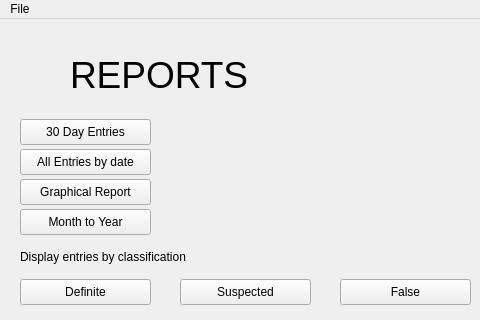
Qt form .idea/reportwindow2.ui (Jwann-Sy/TeamWIPMLDS) before a commit; both pictures show x 0 to 480 and y 0 to 320 of the 1440 by 760 pixel window.
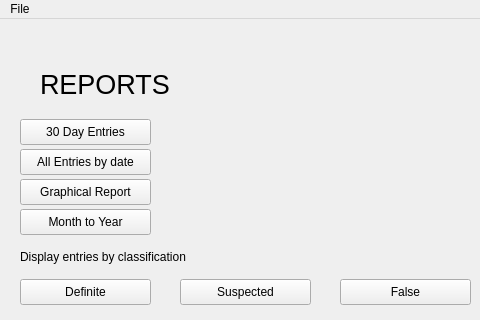
The same form after that commit.

Commit message: GUI windows with changed font text

```diff
--- a/.idea/reportwindow2.ui
+++ b/.idea/reportwindow2.ui
@@ -56,15 +56,15 @@
    <widget class="QLabel" name="main_label">
     <property name="geometry">
      <rect>
-      <x>70</x>
-      <y>20</y>
+      <x>40</x>
+      <y>30</y>
       <width>211</width>
       <height>71</height>
      </rect>
     </property>
     <property name="font">
      <font>
-      <pointsize>28</pointsize>
+      <pointsize>20</pointsize>
      </font>
     </property>
     <property name="text">
```
The commit also changes 5 other files.
